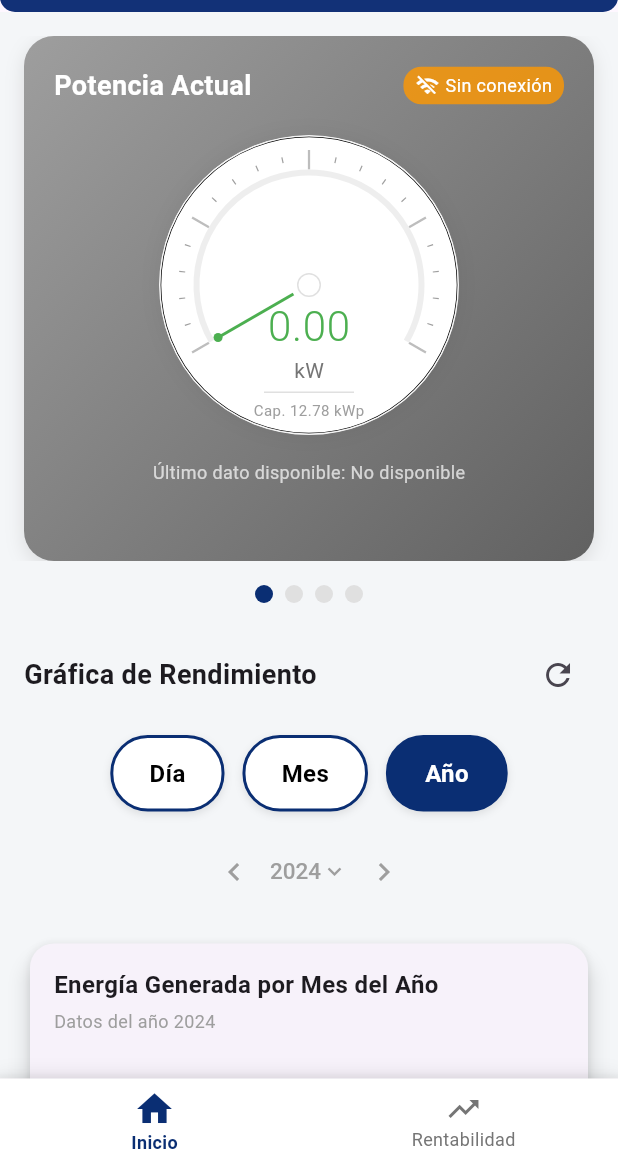
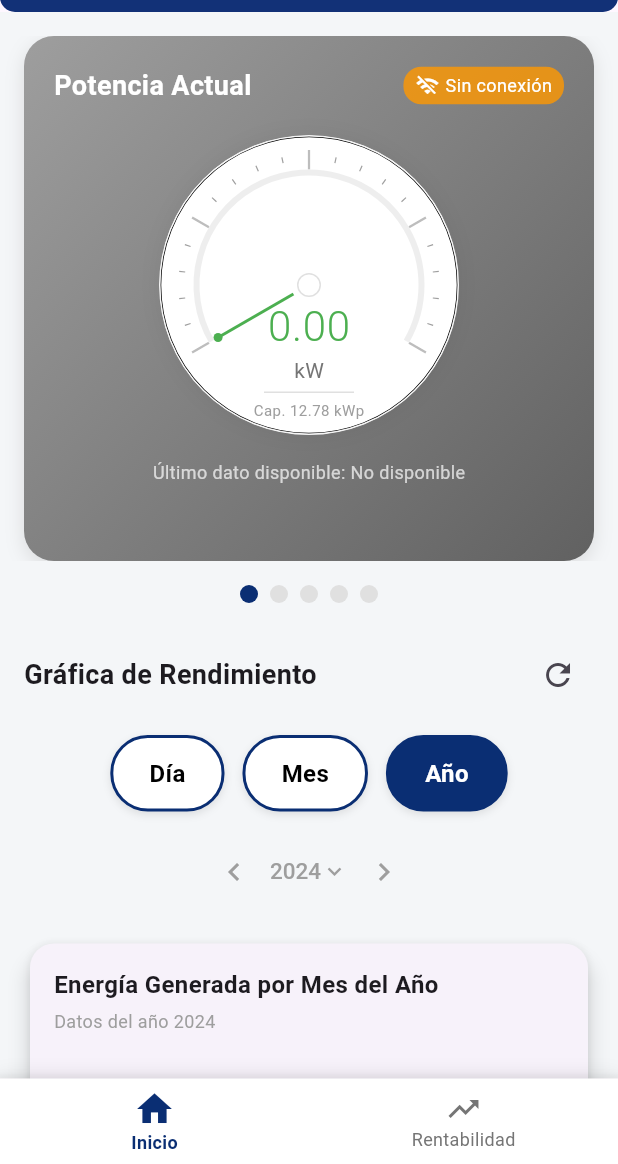
Before and after one commit to angel2005gg/monitor_energia, a Flutter app: the screen it shows after launch, after a tap on "Mes", after a tap on "Año", after a tap on the "chevron left" icon, on a phone screen of 412 x 824 dp, the part 72-1236 px from its top. Run offline on Flutter 3.47's test engine with Material 3 defaults, Android fonts, the phone set to English and light mode, and no system bars; our stand-ins replace fl_chart, shared_preferences; network calls fail.

Commit message:
feat: Añadir widget de datos adicionales y actualizar la pantalla principal para incluirlo

```diff
--- a/lib/screens/home_screen.dart
+++ b/lib/screens/home_screen.dart
@@ -11,6 +11,7 @@ import '../utils/utilidades.dart';
 import '../widgets/filtro_fechas.dart'; // ← IMPORTAR el nuevo widget
 import '../widgets/datos_dc.dart'; // ← NUEVA LÍNEA
 import '../widgets/datos_ac.dart'; // ← NUEVA LÍNEA
+import '../widgets/datos_adicionales.dart'; // ← NUEVA LÍNEA
 
 
 class HomeScreen extends StatefulWidget {
@@ -179,13 +180,16 @@ class _HomeScreenState extends State<HomeScreen> {
                     // PÁGINA 3: Panel de datos DC
                     _buildPanelTerciario(),
 
-                    // ← NUEVA PÁGINA 4: Panel cuaternario (vacío por ahora)
+                    // PÁGINA 4: Panel de datos AC
                     _buildPanelCuaternario(),
+
+                    // ← NUEVA PÁGINA 5: Panel quinario (vacío por ahora)
+                    _buildPanelQuinario(),
                   ],
                 ),
               ),
 
-              // INDICADORES DEL CARRUSEL - ← ACTUALIZAR PARA 4 PÁGINAS
+              // INDICADORES DEL CARRUSEL - ← ACTUALIZAR PARA 5 PÁGINAS
               const SizedBox(height: 16),
               Row(
                 mainAxisAlignment: MainAxisAlignment.center,
@@ -196,7 +200,9 @@ class _HomeScreenState extends State<HomeScreen> {
                   const SizedBox(width: 8),
                   _buildIndicator(2),
                   const SizedBox(width: 8),
-                  _buildIndicator(3), // ← AGREGAR CUARTO INDICADOR
+                  _buildIndicator(3),
+                  const SizedBox(width: 8),
+                  _buildIndicator(4), // ← AGREGAR QUINTO INDICADOR
                 ],
               ),
 
@@ -646,4 +652,12 @@ class _HomeScreenState extends State<HomeScreen> {
       child: const DatosAC(), // ← USAR el nuevo widget de datos AC
     );
   }
+
+  // Panel quinario (página 5 del carrusel) - VACÍO POR AHORA
+  Widget _buildPanelQuinario() {
+    return Container(
+      margin: const EdgeInsets.symmetric(horizontal: 16),
+      child: const DatosAdicionales(), // ← USAR el nuevo widget
+    );
+  }
 }
--- a/lib/services/api_service.dart
+++ b/lib/services/api_service.dart
@@ -11,7 +11,6 @@ class ApiService {
 
   static Future<Map<String, dynamic>> obtenerDatos() async {
     final timestamp = DateTime.now().millisecondsSinceEpoch;
-    // ✅ CAMBIAR: Agregar API key a la URL
     final url = Uri.parse('$_baseUrl/datos?apikey=$_apiKey&t=$timestamp');
 
     final headers = {
@@ -27,6 +26,15 @@ class ApiService {
 
       final datos = json.decode(response.body);
 
+      // ← AGREGAR: Simular los nuevos campos si no existen en la API
+      if (!datos.containsKey('porcentajeEficiencia')) {
+        datos['porcentajeEficiencia'] = '18.7'; // Porcentaje realista
+      }
+
+      if (!datos.containsKey('factorDePotencia')) {
+        datos['factorDePotencia'] = '20.481'; // Valor como viene en tu ejemplo
+      }
+
       // NUEVA VALIDACIÓN: Verificar si los datos son válidos
       bool datosValidos = _validarDatos(datos);
 
@@ -37,7 +45,6 @@ class ApiService {
 
       return datos;
     } else if (response.statusCode == 403) {
-      // ✅ NUEVO: Manejar error de acceso denegado
       throw Exception('Acceso denegado - API key inválida');
     } else {
       throw Exception('Error al obtener datos: ${response.statusCode}');
--- /dev/null
+++ b/lib/widgets/datos_adicionales.dart
@@ -0,0 +1,389 @@
+import 'package:flutter/material.dart';
+import '../services/api_service.dart';
+import '../utils/utilidades.dart';
+import 'dart:async';
+
+class DatosAdicionales extends StatefulWidget {
+  const DatosAdicionales({Key? key}) : super(key: key);
+
+  @override
+  State<DatosAdicionales> createState() => _DatosAdicionalesState();
+}
+
+class _DatosAdicionalesState extends State<DatosAdicionales> {
+  // Variables para los datos adicionales - CAMBIAR NOMBRES
+  String factorDePotencia = '';
+  String porcentajePotencia = '';
+
+  bool isLoading = true;
+  bool hayConexion = true;
+  DateTime? ultimaActualizacion;
+  Timer? _timer;
+
+  // Variables para últimos datos válidos - CAMBIAR NOMBRES
+  String? ultimoFactorDePotencia;
+  String? ultimoPorcentajePotencia;
+
+  @override
+  void initState() {
+    super.initState();
+    cargarDatosAdicionales();
+    _iniciarTimer();
+  }
+
+  @override
+  void dispose() {
+    _timer?.cancel();
+    super.dispose();
+  }
+
+  void _iniciarTimer() {
+    _timer?.cancel();
+    _timer = Timer.periodic(Duration(minutes: 2), (Timer t) {
+      if (mounted) {
+        cargarDatosAdicionales();
+      }
+    });
+  }
+
+  Future<void> cargarDatosAdicionales() async {
+    try {
+      final datos = await ApiService.obtenerDatos();
+      final ahora = horaActualColombia();
+
+      if (!mounted) return;
+
+      // ← CAMBIAR: Procesar los datos correctos de la API
+      final factorPotencia = datos['factorDePotencia'];
+      ultimoFactorDePotencia = _procesarFactorPotencia(factorPotencia);
+
+      final porcentajePot = datos['porcentajePotencia'];
+      ultimoPorcentajePotencia = _procesarPorcentajePotencia(porcentajePot);
+
+      setState(() {
+        factorDePotencia = ultimoFactorDePotencia!;
+        porcentajePotencia = ultimoPorcentajePotencia!;
+
+        ultimaActualizacion = ahora;
+        isLoading = false;
+        hayConexion = true;
+      });
+
+    } catch (e) {
+      if (!mounted) return;
+
+      setState(() {
+        // Usar últimos datos válidos si existen
+        if (ultimoFactorDePotencia != null) {
+          factorDePotencia = ultimoFactorDePotencia!;
+          porcentajePotencia = ultimoPorcentajePotencia!;
+        } else {
+          // ← CAMBIAR: Valores por defecto más realistas
+          factorDePotencia = '0.95'; // ← CAMBIO: Solo el número, sin "(normal)"
+          porcentajePotencia = '22.8%'; // ← CAMBIO: Valor más realista por defecto
+        }
+
+        isLoading = false;
+        hayConexion = false;
+      });
+    }
+  }
+
+  // ← CAMBIAR estas dos funciones de procesamiento:
+
+  String _procesarFactorPotencia(dynamic valor) {
+    if (valor == null ||
+        valor.toString().toLowerCase().contains('no disponible') ||
+        valor.toString().toLowerCase().contains('no available') ||
+        valor.toString().trim().isEmpty) {
+      return '0.95'; // ← CAMBIO: Solo el número, sin "(normal)"
+    }
+
+    String valorStr = valor.toString();
+
+    // ← CAMBIO: Quitar completamente la parte "(fuera de rango)"
+    if (valorStr.contains('(')) {
+      // Extraer solo el número antes del paréntesis
+      valorStr = valorStr.split('(')[0].trim();
+    }
+
+    // ← CAMBIO: No agregar evaluaciones, solo devolver el número limpio
+    try {
+      double numero = double.tryParse(valorStr) ?? 0.95;
+      return numero.toStringAsFixed(2); // Formato con 2 decimales
+    } catch (e) {
+      return '0.95'; // Valor por defecto
+    }
+  }
+
+  // ← CAMBIAR: Función para procesar porcentaje de potencia
+  String _procesarPorcentajePotencia(dynamic valor) {
+    if (valor == null ||
+        valor.toString().toLowerCase().contains('no disponible') ||
+        valor.toString().toLowerCase().contains('no available') ||
+        valor.toString().trim().isEmpty ||
+        valor.toString() == '0' ||
+        valor.toString() == '0.0' ||
+        valor.toString() == '0.00' ||
+        valor.toString() == '0.00%') {
+      return '22.8%'; // ← SOLO CAMBIAR ESTE VALOR
+    }
+
+    String valorStr = valor.toString();
+    // Si ya tiene el símbolo %, devolverlo tal como está
+    if (valorStr.contains('%')) {
+      return valorStr;
+    }
+
+    // Si no tiene %, agregarlo
+    return '$valorStr%';
+  }
+
+  @override
+  Widget build(BuildContext context) {
+    return Container(
+      decoration: BoxDecoration(
+        gradient: hayConexion
+          ? const LinearGradient(
+            colors: [Color(0xFF0A2E73), Color(0xFF083A5C)],
+            begin: Alignment.topLeft,
+            end: Alignment.bottomRight,
+          )
+          : const LinearGradient(
+            colors: [Color(0xFF9E9E9E), Color(0xFF616161)],
+            begin: Alignment.topLeft,
+            end: Alignment.bottomRight,
+          ),
+        borderRadius: BorderRadius.circular(20),
+        boxShadow: [
+          BoxShadow(
+            color: hayConexion ? Color(0xFF0A2E73).withOpacity(0.3) : Colors.grey.withOpacity(0.3),
+            blurRadius: 10,
+            offset: const Offset(0, 4),
+          )
+        ],
+      ),
+      child: Padding(
+        padding: const EdgeInsets.all(16),
+        child: Column(
+          crossAxisAlignment: CrossAxisAlignment.start,
+          children: [
+            // Título y estado de conexión
+            Row(
+              mainAxisAlignment: MainAxisAlignment.spaceBetween,
+              children: [
+                const Text(
+                  'Datos del Sistema',
+                  style: TextStyle(
+                    color: Colors.white,
+                    fontSize: 18,
+                    fontWeight: FontWeight.bold,
+                  ),
+                ),
+                Container(
+                  padding: const EdgeInsets.symmetric(horizontal: 8, vertical: 4),
+                  decoration: BoxDecoration(
+                    color: hayConexion
+                      ? Colors.green.withOpacity(0.8)
+                      : Colors.orange.withOpacity(0.8),
+                    borderRadius: BorderRadius.circular(12),
+                  ),
+                  child: Row(
+                    mainAxisSize: MainAxisSize.min,
+                    children: [
+                      hayConexion
+                        ? Container(
+                            width: 8,
+                            height: 8,
+                            decoration: const BoxDecoration(
+                              color: Colors.white,
+                              shape: BoxShape.circle,
+                            ),
+                          )
+                        : const Icon(Icons.wifi_off, color: Colors.white, size: 16),
+                      const SizedBox(width: 4),
+                      Text(
+                        hayConexion ? 'Online' : 'Sin conexión',
+                        style: const TextStyle(color: Colors.white, fontSize: 12),
+                      ),
+                    ],
+                  ),
+                ),
+              ],
+            ),
+
+            const SizedBox(height: 20),
+
+            if (isLoading)
+              const Center(
+                child: CircularProgressIndicator(color: Colors.white),
+              )
+            else
+              // ← VOLVER AL DISEÑO HORIZONTAL ORIGINAL
+              Expanded(
+                child: Column(
+                  children: [
+                    // ← DISEÑO HORIZONTAL: Fila con los 2 datos lado a lado
+                    Row(
+                      children: [
+                        // Primera métrica: Factor de Potencia
+                        Expanded(
+                          child: _buildMetricaCompacta(
+                            'Factor de Potencia',
+                            factorDePotencia,
+                            Icons.speed,
+                            Colors.blue,
+                          ),
+                        ),
+
+                        const SizedBox(width: 12),
+
+                        // Segunda métrica: Porcentaje de Potencia
+                        Expanded(
+                          child: _buildMetricaCompacta(
+                            'Porcentaje de Potencia',
+                            porcentajePotencia,
+                            Icons.percent,
+                            Colors.green,
+                          ),
+                        ),
+                      ],
+                    ),
+
+                    const SizedBox(height: 20),
+
+                    // Información adicional
+                    Container(
+                      padding: const EdgeInsets.all(12),
+                      decoration: BoxDecoration(
+                        color: Colors.white.withOpacity(0.1),
+                        borderRadius: BorderRadius.circular(12),
+                        border: Border.all(
+                          color: Colors.white.withOpacity(0.2),
+                          width: 1,
+                        ),
+                      ),
+                      child: Row(
+                        children: [
+                          Icon(
+                            Icons.info_outline,
+                            color: Colors.white.withOpacity(0.8),
+                            size: 18,
+                          ),
+                          const SizedBox(width: 8),
+                          Expanded(
+                            child: Text(
+                              'Métricas de calidad energética',
+                              style: TextStyle(
+                                color: Colors.white.withOpacity(0.8),
+                                fontSize: 12,
+                                fontWeight: FontWeight.w500,
+                              ),
+                            ),
+                          ),
+                        ],
+                      ),
+                    ),
+
+                    const Spacer(), // ← EMPUJAR hacia abajo
+
+                    // Pie del panel
+                    Center(
+                      child: Text(
+                        hayConexion
+                            ? 'Actualizado: ${ultimaActualizacion != null ? _formatFecha(ultimaActualizacion!) : "Cargando..."}'
+                            : 'Último dato disponible: ${ultimaActualizacion != null ? _formatFecha(ultimaActualizacion!) : "No disponible"}',
+                        style: const TextStyle(color: Colors.white70, fontSize: 11),
+                        textAlign: TextAlign.center,
+                        maxLines: 2,
+                        overflow: TextOverflow.ellipsis,
+                      ),
+                    ),
+                  ],
+                ),
+              ),
+          ],
+        ),
+      ),
+    );
+  }
+
+  // ← MANTENER la función de métricas compactas tal como estaba:
+  Widget _buildMetricaCompacta(String titulo, String valor, IconData icono, Color color) {
+    return Container(
+      padding: const EdgeInsets.all(16),
+      decoration: BoxDecoration(
+        color: color.withOpacity(0.15),
+        borderRadius: BorderRadius.circular(12),
+        border: Border.all(
+          color: color.withOpacity(0.3),
+          width: 1.5,
+        ),
+      ),
+      child: Column(
+        children: [
+          // Icono principal
+          Container(
+            padding: const EdgeInsets.all(12),
+            decoration: BoxDecoration(
+              color: color.withOpacity(0.2),
+              shape: BoxShape.circle,
+            ),
+            child: Icon(
+              icono,
+              color: color,
+              size: 24,
+            ),
+          ),
+
+          const SizedBox(height: 8),
+
+          // Título
+          Text(
+            titulo,
+            style: const TextStyle(
+              color: Colors.white,
+              fontSize: 13,
+              fontWeight: FontWeight.w600,
+            ),
+            textAlign: TextAlign.center,
+            maxLines: 2,
+            overflow: TextOverflow.ellipsis,
+          ),
+
+          const SizedBox(height: 6),
+
+          // Valor principal
+          Text(
+            valor,
+            style: TextStyle(
+              color: color,
+              fontSize: 16,
+              fontWeight: FontWeight.bold,
+              letterSpacing: 0.3,
+            ),
+            textAlign: TextAlign.center,
+            maxLines: 1,
+            overflow: TextOverflow.ellipsis,
+          ),
+
+          const SizedBox(height: 8),
+
+          // Línea decorativa
+          Container(
+            height: 2,
+            width: 40,
+            decoration: BoxDecoration(
+              color: color.withOpacity(0.5),
+              borderRadius: BorderRadius.circular(1),
+            ),
+          ),
+        ],
+      ),
+    );
+  }
+
+  String _formatFecha(DateTime fecha) {
+    return formatearHoraColombia(fecha);
+  }
+}
```
